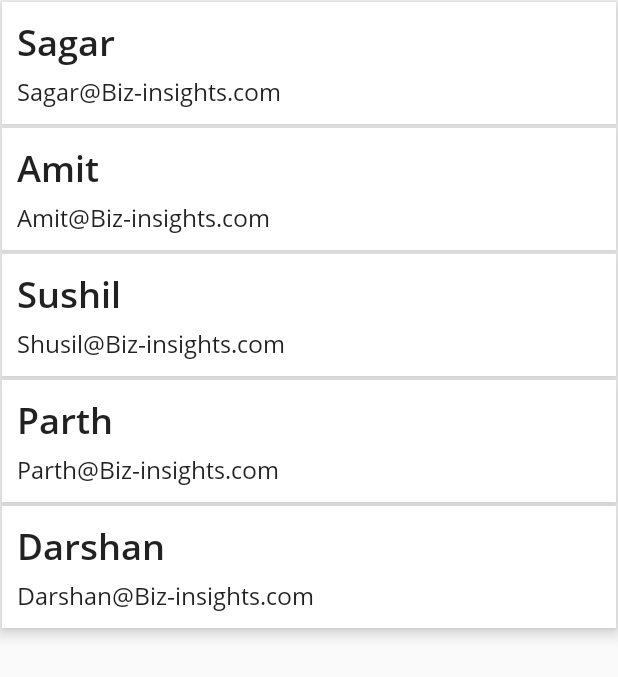
After one commit to SagarBChauhan/All-Paracticals, an Android app: the UserActivity screen opened directly, with no data from a screen before it, on a phone screen of 412 x 824 dp. The commit adds this screen. Shown: the top 677 px of the screen. Run offline under Robolectric (Android 15) with nearby library versions, the phone set to English and light mode, and no system bars; our stand-ins replace ButterKnife.

Commit message:
User data(static) display in recycle view, unnecessary code cleanup

```diff
--- a/app/src/main/AndroidManifest.xml
+++ b/app/src/main/AndroidManifest.xml
@@ -9,6 +9,12 @@
         android:roundIcon="@mipmap/ic_launcher_round"
         android:supportsRtl="true"
         android:theme="@style/AppTheme">
+        <activity
+            android:name=".UserActivity"
+            android:label="@string/activity_name_user"
+            android:parentActivityName=".MainActivity">
+
+        </activity>
         <activity android:name=".MainActivity">
             <intent-filter>
                 <action android:name="android.intent.action.MAIN" />
--- /dev/null
+++ b/app/src/main/java/com/allpracticals/User.java
@@ -0,0 +1,49 @@
+package com.allpracticals;
+
+public class User {
+    private int id;
+    private String name;
+    private String email;
+
+    public User() {
+    }
+
+    public User(int id) {
+        this.id = id;
+    }
+
+    public User(String name, String email) {
+        this.name = name;
+        this.email = email;
+    }
+
+    public User(int id, String name, String email) {
+        this.id = id;
+        this.name = name;
+        this.email = email;
+    }
+
+    public int getId() {
+        return id;
+    }
+
+    public void setId(int id) {
+        this.id = id;
+    }
+
+    public String getName() {
+        return name;
+    }
+
+    public void setName(String name) {
+        this.name = name;
+    }
+
+    public String getEmail() {
+        return email;
+    }
+
+    public void setEmail(String email) {
+        this.email = email;
+    }
+}
--- /dev/null
+++ b/app/src/main/java/com/allpracticals/UserActivity.java
@@ -0,0 +1,59 @@
+package com.allpracticals;
+
+import android.os.Bundle;
+
+import androidx.appcompat.app.AppCompatActivity;
+import androidx.recyclerview.widget.LinearLayoutManager;
+import androidx.recyclerview.widget.RecyclerView;
+
+import butterknife.BindView;
+import butterknife.ButterKnife;
+
+public class UserActivity extends AppCompatActivity {
+    User[] users;
+    UserListAdapter adapter;
+
+    @BindView(R.id.recyclerView)
+    RecyclerView recyclerView;
+    RecyclerView.LayoutManager layoutManager;
+
+    @Override
+    protected void onCreate(Bundle savedInstanceState) {
+        super.onCreate(savedInstanceState);
+        setContentView(R.layout.activity_user);
+
+        init();
+        setupUserListData();
+        setupLayoutManager();
+        setupAdapter();
+        setAdapter();
+    }
+
+    private void init() {
+        ButterKnife.bind(this);
+        recyclerView.setHasFixedSize(true);
+    }
+
+    private void setupUserListData() {
+        users = new User[]{
+                new User("Sagar", "Sagar@Biz-insights.com"),
+                new User("Amit", "Amit@Biz-insights.com"),
+                new User("Sushil", "Shusil@Biz-insights.com"),
+                new User("Parth", "Parth@Biz-insights.com"),
+                new User("Darshan", "Darshan@Biz-insights.com")
+        };
+    }
+
+    private void setupAdapter() {
+        adapter = new UserListAdapter(users);
+    }
+
+    private void setupLayoutManager() {
+        layoutManager = new LinearLayoutManager(this);
+        recyclerView.setLayoutManager(layoutManager);
+    }
+
+    private void setAdapter() {
+        recyclerView.setAdapter(adapter);
+    }
+}
--- /dev/null
+++ b/app/src/main/java/com/allpracticals/UserListAdapter.java
@@ -0,0 +1,59 @@
+package com.allpracticals;
+
+import android.view.LayoutInflater;
+import android.view.View;
+import android.view.ViewGroup;
+import android.widget.RelativeLayout;
+import android.widget.Toast;
+
+import androidx.annotation.NonNull;
+import androidx.appcompat.widget.AppCompatTextView;
+import androidx.recyclerview.widget.RecyclerView;
+
+public class UserListAdapter extends RecyclerView.Adapter<UserListAdapter.ViewHolder> {
+    private User[] userListData;
+
+    public UserListAdapter(User[] userListData) {
+        this.userListData = userListData;
+    }
+
+    @NonNull
+    @Override
+    public ViewHolder onCreateViewHolder(@NonNull ViewGroup parent, int viewType) {
+        LayoutInflater layoutInflater = LayoutInflater.from(parent.getContext());
+        View list_item = layoutInflater.inflate(R.layout.list_user, parent, false);
+        ViewHolder vh = new ViewHolder(list_item);
+        return vh;
+    }
+
+    @Override
+    public void onBindViewHolder(@NonNull ViewHolder holder, int position) {
+        final User user = userListData[position];
+        holder.tv_user_name.setText(userListData[position].getName());
+        holder.tv_user_email.setText(userListData[position].getEmail());
+        holder.layout_list_user.setOnClickListener(new View.OnClickListener() {
+            @Override
+            public void onClick(View v) {
+                Toast.makeText(v.getContext(), "You clicked: " + user.getName(), Toast.LENGTH_SHORT).show();
+            }
+        });
+    }
+
+    @Override
+    public int getItemCount() {
+        return userListData.length;
+    }
+
+    public static class ViewHolder extends RecyclerView.ViewHolder {
+        public AppCompatTextView tv_user_name;
+        public AppCompatTextView tv_user_email;
+        public RelativeLayout layout_list_user;
+
+        public ViewHolder(View v) {
+            super(v);
+            this.tv_user_name = v.findViewById(R.id.tv_user_name);
+            this.tv_user_email = v.findViewById(R.id.tv_user_email);
+            layout_list_user = v.findViewById(R.id.layout_list_user);
+        }
+    }
+}
--- /dev/null
+++ b/app/src/main/res/layout/activity_user.xml
@@ -0,0 +1,8 @@
+<?xml version="1.0" encoding="utf-8"?>
+<androidx.recyclerview.widget.RecyclerView xmlns:android="http://schemas.android.com/apk/res/android"
+    xmlns:tools="http://schemas.android.com/tools"
+    android:id="@+id/recyclerView"
+    android:layout_width="match_parent"
+    android:layout_height="match_parent"
+    android:scrollbars="vertical"
+    tools:context=".UserActivity" />
--- /dev/null
+++ b/app/src/main/res/layout/list_user.xml
@@ -0,0 +1,29 @@
+<?xml version="1.0" encoding="utf-8"?>
+<RelativeLayout xmlns:android="http://schemas.android.com/apk/res/android"
+    android:id="@+id/layout_list_user"
+    android:layout_width="match_parent"
+    android:layout_height="wrap_content"
+    android:background="@android:color/white"
+    android:elevation="6dp"
+    android:layout_margin="1dp"
+    android:padding="10dp">
+
+    <androidx.appcompat.widget.AppCompatTextView
+        android:id="@+id/tv_user_name"
+        style="@style/TextAppearance.AppCompat.Headline"
+        android:layout_width="match_parent"
+        android:layout_height="wrap_content"
+        android:layout_alignParentTop="true"
+        android:fontFamily="@font/os_semibold"
+        android:text="@string/tv_user_name" />
+
+    <androidx.appcompat.widget.AppCompatTextView
+        android:id="@+id/tv_user_email"
+        style="@style/TextAppearance.AppCompat.Subhead"
+        android:layout_width="match_parent"
+        android:layout_height="wrap_content"
+        android:layout_below="@+id/tv_user_name"
+        android:layout_marginTop="5dp"
+        android:fontFamily="@font/os_regular"
+        android:text="@string/tv_user_email" />
+</RelativeLayout>
--- a/app/src/main/res/values/strings.xml
+++ b/app/src/main/res/values/strings.xml
@@ -4,13 +4,9 @@
     <string-array name="navigation_drawer_item_array">
         <item>Login</item>
         <item>Register</item>
-        <item>Forget password</item>
     </string-array>
-    <!-- TODO: Remove or change this placeholder text -->
-    <string name="hello_blank_fragment">Hello blank fragment</string>
-    <string name="login_fragment">login_fragment</string>
+    <string name="login_fragment">login fragment</string>
     <string name="register_fragment">register fragment</string>
-    <string name="forget_password_fragment">forget password fragment</string>
     <string name="textView_name_co">TFFP</string>
     <string name="text_mobile_no">Mobile No.</string>
     <string name="editText_hint_mobile_no">Mobile no.</string>
@@ -28,4 +24,7 @@
     <string name="editText_hint_email">Email</string>
     <string name="text_first_name">First Name</string>
     <string name="text_last_name">Last Name</string>
+    <string name="tv_user_name">User Name</string>
+    <string name="tv_user_email">user@mail.com</string>
+    <string name="activity_name_user">User list</string>
 </resources>
```
Also changed, not shown: app/src/main/java/com/allpracticals/ForgetPasswordFragment.java (deleted, +0 -64 lines), app/src/main/java/com/allpracticals/MainActivity.java (+2 -6 lines), app/src/main/res/drawable/ic_baseline_list_alt_24.xml (added, +10 -0 lines), app/src/main/res/layout/fragment_forget_password.xml (deleted, +0 -15 lines).
